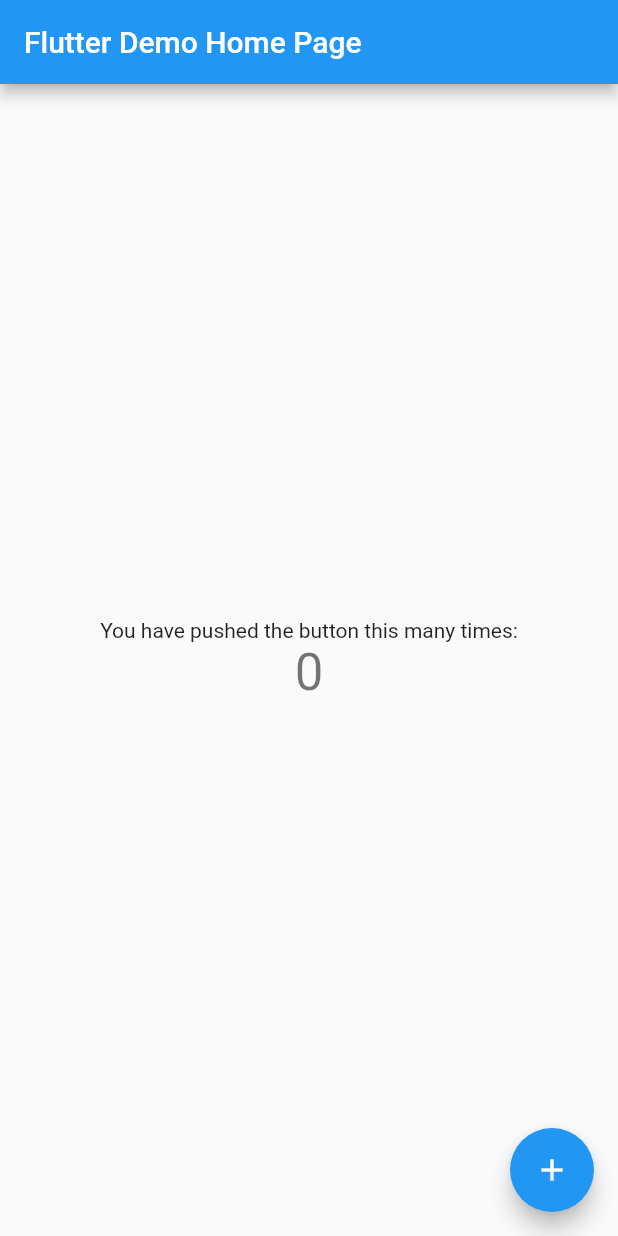
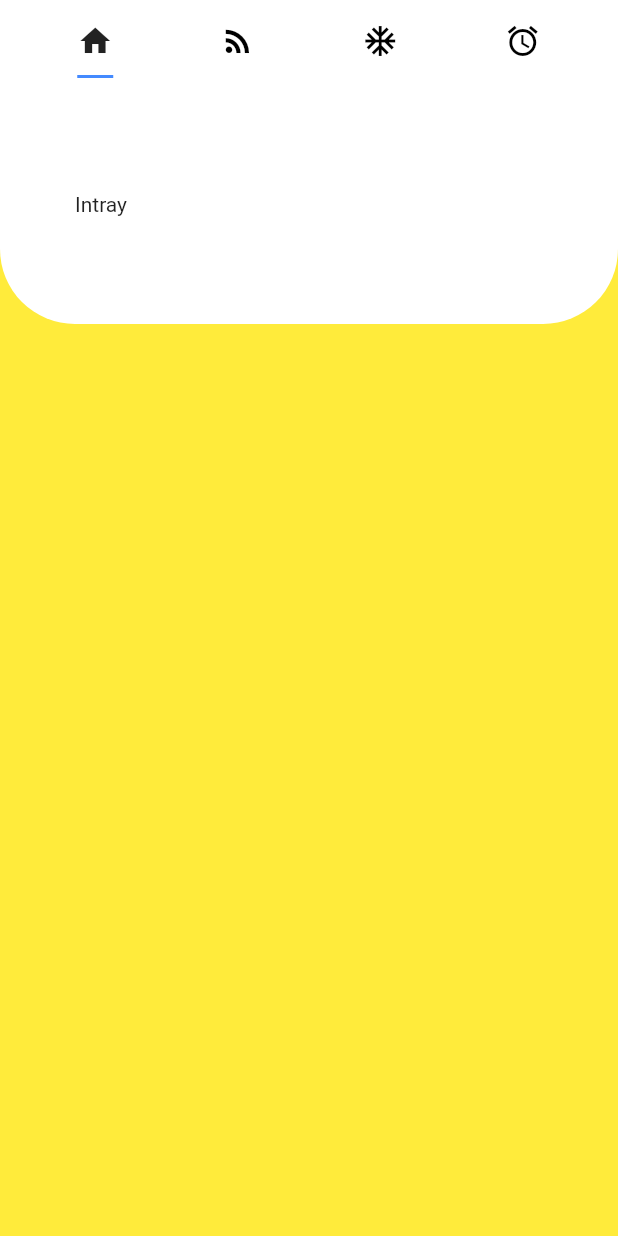
Before and after one commit to TheBornTurtle/TodoFlutter, a Flutter app: the screen it shows after launch, on a phone screen of 412 x 824 dp. Run offline on Flutter 3.47's test engine with Material 2 defaults, Android fonts, the phone set to English and light mode, and no system bars.

Commit message:
Added new packages and an App Bar
google_fonts package has now been added for ease of selecting a font. App Bar widget has been started to be built

```diff
--- a/App/lib/main.dart
+++ b/App/lib/main.dart
@@ -1,117 +1,80 @@
 import 'package:flutter/material.dart';
 
 void main() {
-  runApp(MyApp());
+  runApp(TodoApp());
 }
 
-class MyApp extends StatelessWidget {
-  // This widget is the root of your application.
+class TodoApp extends StatelessWidget {
   @override
   Widget build(BuildContext context) {
     return MaterialApp(
-      title: 'Flutter Demo',
+      debugShowCheckedModeBanner: false,
+      title: 'Todo App',
       theme: ThemeData(
-        // This is the theme of your application.
-        //
-        // Try running your application with "flutter run". You'll see the
-        // application has a blue toolbar. Then, without quitting the app, try
-        // changing the primarySwatch below to Colors.green and then invoke
-        // "hot reload" (press "r" in the console where you ran "flutter run",
-        // or simply save your changes to "hot reload" in a Flutter IDE).
-        // Notice that the counter didn't reset back to zero; the application
-        // is not restarted.
-        primarySwatch: Colors.blue,
-        // This makes the visual density adapt to the platform that you run
-        // the app on. For desktop platforms, the controls will be smaller and
-        // closer together (more dense) than on mobile platforms.
-        visualDensity: VisualDensity.adaptivePlatformDensity,
+        primaryColor: Colors.white,
+        accentColor: Colors.blueAccent
       ),
-      home: MyHomePage(title: 'Flutter Demo Home Page'),
+      home: DefaultTabController(
+        length: 4,
+        child: Scaffold(
+          body: Container(
+            child: Stack(
+              children: [
+                TabBarView(
+                  children: [
+                    Container(
+                      color: Colors.yellow
+                    ),
+                    Container(
+                      color: Colors.blue
+                    ),
+                    Container(
+                      color: Colors.red
+                    ),
+                    Container(
+                      color: Colors.green
+                    )
+                  ],
+                ),
+                Container(
+                  padding: EdgeInsets.only(left: 50),
+                  height: 160,
+                  decoration: BoxDecoration(
+                    color: Colors.white,
+                    borderRadius: BorderRadius.only(
+                      bottomLeft: Radius.circular(50),
+                      bottomRight: Radius.circular(50)
+                    )
+                  ),
+                  child: Row(
+                    mainAxisAlignment: MainAxisAlignment.spaceBetween,
+                    children: [
+                      Text(
+                        "Intray"
+                      ),
+                      Container()
+                    ]
+                  ),
+                )
+              ],
+            ),
+          ),
+          appBar: AppBar(
+            elevation: 0.0,
+            centerTitle: false,
+            title: TabBar(
+              tabs: [
+                Tab(icon: Icon(Icons.home)),
+                Tab(icon: Icon(Icons.rss_feed)),
+                Tab(icon: Icon(Icons.ac_unit)),
+                Tab(icon: Icon(Icons.alarm))
+              ],
+              unselectedLabelColor: Colors.black,
+              indicatorSize: TabBarIndicatorSize.label,
+            ),
+          ),
+        )
+      )
     );
   }
 }
-
-class MyHomePage extends StatefulWidget {
-  MyHomePage({Key key, this.title}) : super(key: key);
-
-  // This widget is the home page of your application. It is stateful, meaning
-  // that it has a State object (defined below) that contains fields that affect
-  // how it looks.
-
-  // This class is the configuration for the state. It holds the values (in this
-  // case the title) provided by the parent (in this case the App widget) and
-  // used by the build method of the State. Fields in a Widget subclass are
-  // always marked "final".
-
-  final String title;
-
-  @override
-  _MyHomePageState createState() => _MyHomePageState();
-}
-
-class _MyHomePageState extends State<MyHomePage> {
-  int _counter = 0;
-
-  void _incrementCounter() {
-    setState(() {
-      // This call to setState tells the Flutter framework that something has
-      // changed in this State, which causes it to rerun the build method below
-      // so that the display can reflect the updated values. If we changed
-      // _counter without calling setState(), then the build method would not be
-      // called again, and so nothing would appear to happen.
-      _counter++;
-    });
-  }
-
-  @override
-  Widget build(BuildContext context) {
-    // This method is rerun every time setState is called, for instance as done
-    // by the _incrementCounter method above.
-    //
-    // The Flutter framework has been optimized to make rerunning build methods
-    // fast, so that you can just rebuild anything that needs updating rather
-    // than having to individually change instances of widgets.
-    return Scaffold(
-      appBar: AppBar(
-        // Here we take the value from the MyHomePage object that was created by
-        // the App.build method, and use it to set our appbar title.
-        title: Text(widget.title),
-      ),
-      body: Center(
-        // Center is a layout widget. It takes a single child and positions it
-        // in the middle of the parent.
-        child: Column(
-          // Column is also a layout widget. It takes a list of children and
-          // arranges them vertically. By default, it sizes itself to fit its
-          // children horizontally, and tries to be as tall as its parent.
-          //
-          // Invoke "debug painting" (press "p" in the console, choose the
-          // "Toggle Debug Paint" action from the Flutter Inspector in Android
-          // Studio, or the "Toggle Debug Paint" command in Visual Studio Code)
-          // to see the wireframe for each widget.
-          //
-          // Column has various properties to control how it sizes itself and
-          // how it positions its children. Here we use mainAxisAlignment to
-          // center the children vertically; the main axis here is the vertical
-          // axis because Columns are vertical (the cross axis would be
-          // horizontal).
-          mainAxisAlignment: MainAxisAlignment.center,
-          children: <Widget>[
-            Text(
-              'You have pushed the button this many times:',
-            ),
-            Text(
-              '$_counter',
-              style: Theme.of(context).textTheme.headline4,
-            ),
-          ],
-        ),
-      ),
-      floatingActionButton: FloatingActionButton(
-        onPressed: _incrementCounter,
-        tooltip: 'Increment',
-        child: Icon(Icons.add),
-      ), // This trailing comma makes auto-formatting nicer for build methods.
-    );
-  }
-}
--- /dev/null
+++ b/App/lib/views/home_view.dart
@@ -0,0 +1,24 @@
+import 'package:flutter/material.dart';
+
+class HomeView extends StatefulWidget {
+  HomeView({Key key, this.title}) : super(key: key);
+
+  final String title;
+
+  @override
+  _HomeViewState createState() => _HomeViewState();
+}
+
+class _HomeViewState extends State<HomeView> {
+  @override
+  Widget build(BuildContext context) {
+    return Scaffold(
+      appBar: AppBar(
+        title: Text('Todo'),
+      ),
+      body: Center(
+        child: Text('Hello World')
+      ),
+    );
+  }
+}
--- a/App/pubspec.yaml
+++ b/App/pubspec.yaml
@@ -23,6 +23,7 @@ environment:
 dependencies:
   flutter:
     sdk: flutter
+  google_fonts: ^0.5.0+1
 
 
   # The following adds the Cupertino Icons font to your application.
```
Also changed, not shown: App/pubspec.lock, 120 other files.
